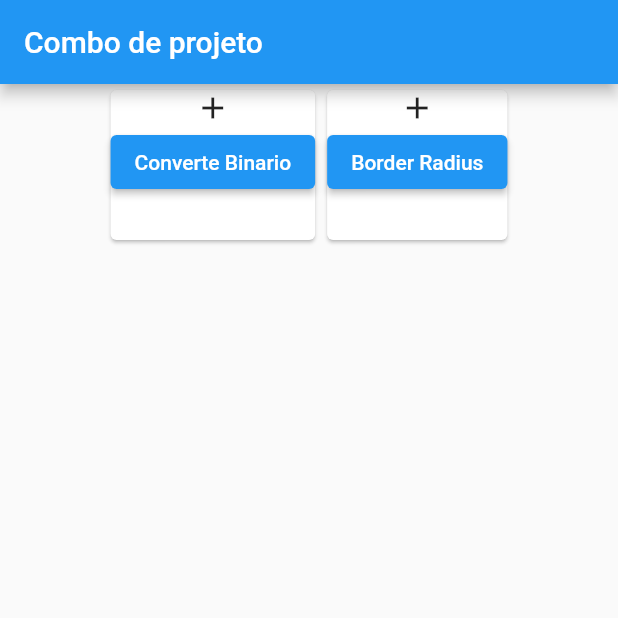
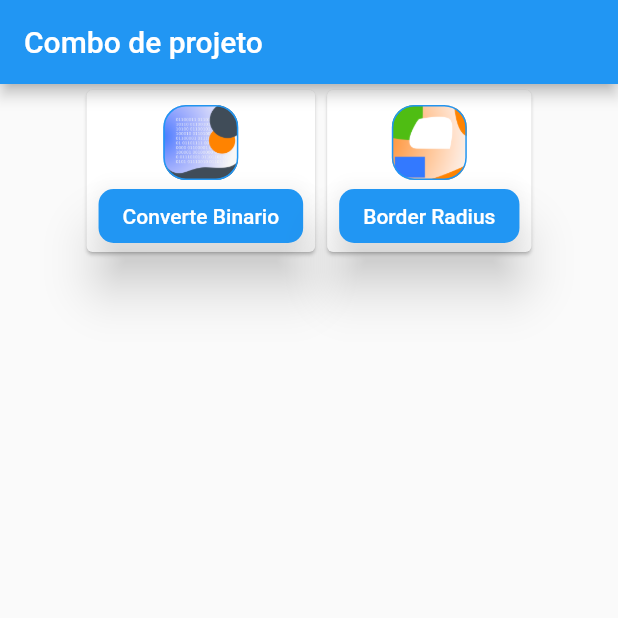
Before and after one commit to PereiraSantos/projectCombo, a Flutter app: the screen it shows after launch, on a phone screen of 412 x 824 dp, the top half of it. Run offline on Flutter 3.47's test engine with Material 2 defaults, Android fonts, the phone set to English and light mode, and no system bars.

Commit message:
adicionado projetos

```diff
--- a/lib/pages/components/panel_card.dart
+++ b/lib/pages/components/panel_card.dart
@@ -1,26 +1,53 @@
 import 'package:flutter/material.dart';
+import 'package:flutter/rendering.dart';
 
 class PanelCard extends StatelessWidget {
 
   String title;
   dynamic rote;
+  String image;
 
-  PanelCard({Key? key, required this.title, required this.rote}) : super(key: key);
+  PanelCard({Key? key, required this.title, required this.rote, required this.image}) : super(key: key);
 
   @override
   Widget build(BuildContext context) {
     return Card(
       child: SizedBox(
-        height: 100,
         child: Column(
+          children: [
+            const Padding(padding: EdgeInsets.only(top: 10.0)),
+            Container(
+              width: 50,
+              height: 50,
+              decoration: BoxDecoration(
+                image: DecorationImage(
+                    fit: BoxFit.fill,
+                  image: AssetImage(image),
+                ),
+                border: Border.all(
+                    width: 1.0,
+                  color: Colors.blue
+                ),
+                borderRadius: const BorderRadius.all(Radius.circular(15.0)),
+              ),
+            ),
 
-          children: [
-
-            const Icon(Icons.add),
-
-            ElevatedButton(onPressed: () {
-              Navigator.push(context, MaterialPageRoute(builder: (context) => rote));
-              }, child: Text(title)),
+            Padding(
+              padding: const EdgeInsets.only(left: 8.0, right: 8.0),
+              child: ElevatedButton(
+                  onPressed: () {
+                Navigator.push(context, MaterialPageRoute(builder: (context) => rote));
+                },
+                child: Text(title),
+                style: ElevatedButton.styleFrom(
+                  primary: Colors.blue,
+                  shape: RoundedRectangleBorder(
+                    borderRadius: BorderRadius.circular(10.0),
+                  ),
+                  elevation: 15.0,
+                ),
+              ),
+            ),
           ],
           ),
         ),
--- a/lib/pages/my_home_page.dart
+++ b/lib/pages/my_home_page.dart
@@ -16,9 +16,9 @@ class MyHomePage extends StatelessWidget {
           child: Wrap(
             children:  [
 
-              PanelCard(title: "Converte Binario", rote: HomePage()),
+              PanelCard(title: "Converte Binario", rote: HomePage(), image: "assets/binario.png"),
 
-              PanelCard(title: "Border Radius", rote: BuildBody()),
+              PanelCard(title: "Border Radius", rote: BuildBody(), image: "assets/borda.png",),
 
 
             ],
--- a/pubspec.yaml
+++ b/pubspec.yaml
@@ -58,9 +58,9 @@ flutter:
   uses-material-design: true
 
   # To add assets to your application, add an assets section, like this:
-  # assets:
-  #   - images/a_dot_burr.jpeg
-  #   - images/a_dot_ham.jpeg
+  assets:
+     - assets/binario.png
+     - assets/borda.png
 
   # An image asset can refer to one or more resolution-specific "variants", see
   # https://flutter.dev/assets-and-images/#resolution-aware.
```
Also changed, not shown: assets/binario.png (added), assets/borda.png (added).
